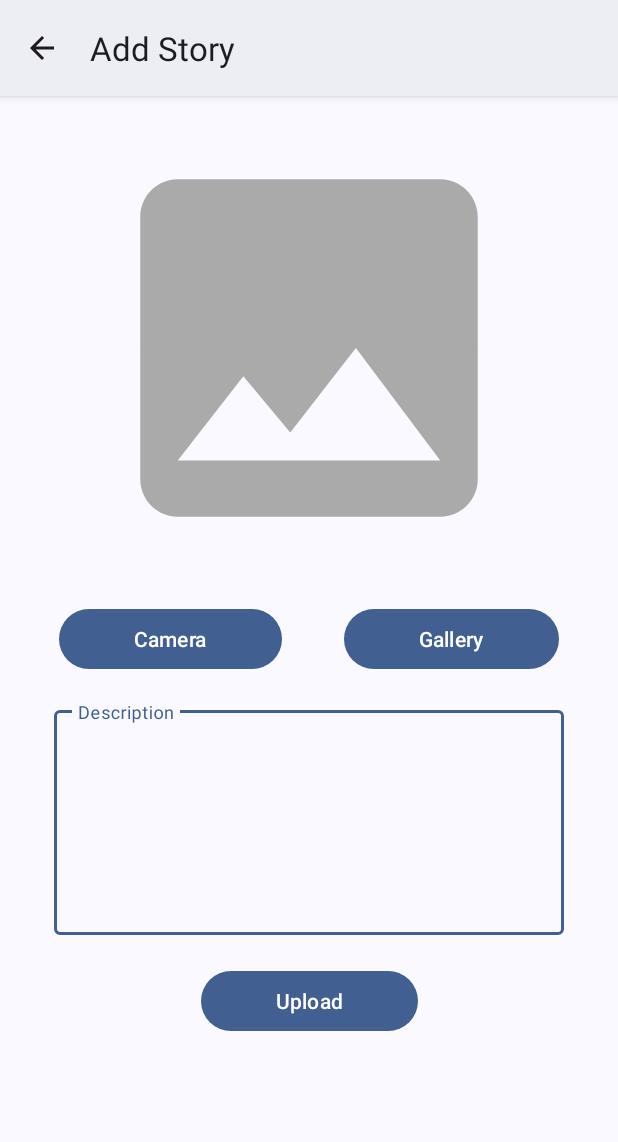
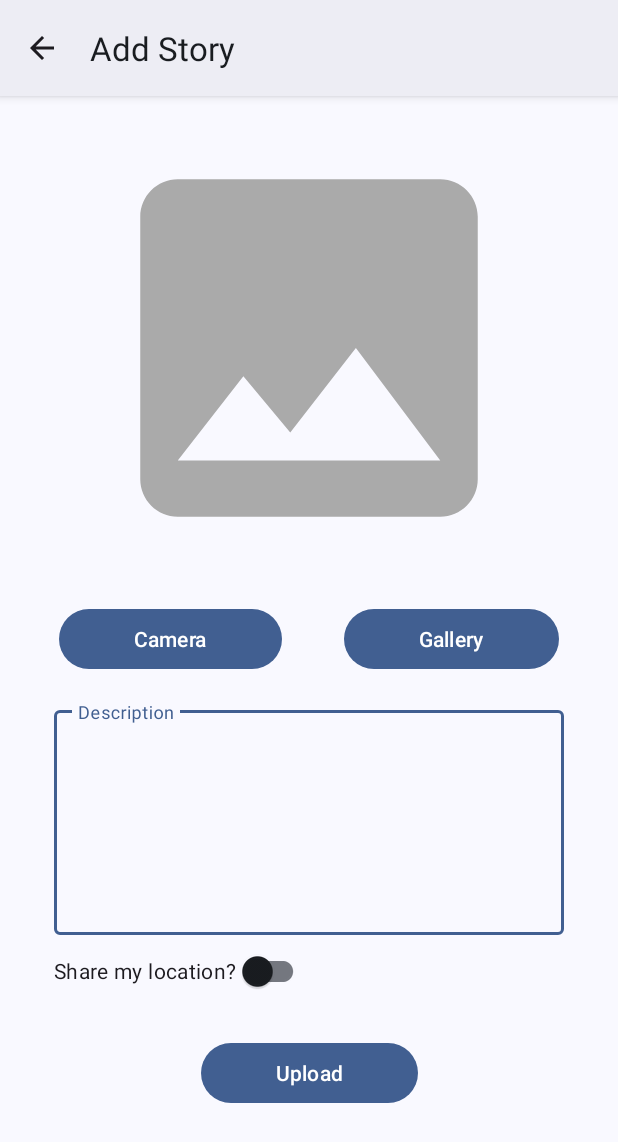
Before and after one commit to hara29/D-Journey, an Android app: the AddStoryActivity screen opened directly, with no data from a screen before it, on a phone screen of 412 x 824 dp. Shown: the top 1142 px of the screen. Run offline under Robolectric (Android 15) with nearby library versions, the phone set to English and light mode, and no system bars; our stand-ins replace paging; pictures from the network do not load.

Commit message:
Menambahkan upload story dengan location

```diff
--- a/app/build.gradle.kts
+++ b/app/build.gradle.kts
@@ -56,6 +56,7 @@ dependencies {
     implementation(libs.androidx.activity)
     implementation(libs.androidx.constraintlayout)
     implementation(libs.play.services.maps)
+    implementation(libs.play.services.location)
     testImplementation(libs.junit)
     androidTestImplementation(libs.androidx.junit)
     androidTestImplementation(libs.androidx.espresso.core)
--- a/app/src/main/java/com/dicoding/cindy/storyapp/data/remote/retrofit/ApiService.kt
+++ b/app/src/main/java/com/dicoding/cindy/storyapp/data/remote/retrofit/ApiService.kt
@@ -46,5 +46,8 @@ interface ApiService {
     suspend fun uploadStory(
         @Part file: MultipartBody.Part,
         @Part("description") description: RequestBody,
+        @Part("lat") lat: RequestBody? = null,
+        @Part("lon") lon: RequestBody? = null,
     ): AddNewStoryResponse
+
 }
--- a/app/src/main/java/com/dicoding/cindy/storyapp/view/main/addstory/AddStoryActivity.kt
+++ b/app/src/main/java/com/dicoding/cindy/storyapp/view/main/addstory/AddStoryActivity.kt
@@ -1,6 +1,8 @@
 package com.dicoding.cindy.storyapp.view.main.addstory
 
-import android.content.Intent
+import android.Manifest
+import android.content.pm.PackageManager
+import android.location.Location
 import android.net.Uri
 import android.os.Build
 import android.os.Bundle
@@ -12,6 +14,7 @@ import androidx.activity.result.PickVisualMediaRequest
 import androidx.activity.result.contract.ActivityResultContracts
 import androidx.activity.viewModels
 import androidx.appcompat.app.AppCompatActivity
+import androidx.core.content.ContextCompat
 import com.dicoding.cindy.storyapp.R
 import com.dicoding.cindy.storyapp.data.Result
 import com.dicoding.cindy.storyapp.databinding.ActivityAddStoryBinding
@@ -19,12 +22,16 @@ import com.dicoding.cindy.storyapp.getImageUri
 import com.dicoding.cindy.storyapp.reduceFileImage
 import com.dicoding.cindy.storyapp.uriToFile
 import com.dicoding.cindy.storyapp.view.ViewModelFactory
-import com.dicoding.cindy.storyapp.view.main.MainActivity
+import com.google.android.gms.location.FusedLocationProviderClient
+import com.google.android.gms.location.LocationServices
 
 
 class AddStoryActivity : AppCompatActivity() {
     private lateinit var binding: ActivityAddStoryBinding
-
+    private lateinit var fusedLocationClient: FusedLocationProviderClient
+    private var positionLat: String? = null
+    private var positionLon: String? = null
+    private lateinit var location: Location
     private var currentImageUri: Uri? = null
 
     private val viewModel by viewModels<AddStoryViewModel> {
@@ -40,9 +47,17 @@ class AddStoryActivity : AppCompatActivity() {
 
         setupView()
         getSession()
+        fusedLocationClient = LocationServices.getFusedLocationProviderClient(this)
+        getMyLocation()
 
         binding.galleryButton.setOnClickListener { startGallery() }
         binding.cameraButton.setOnClickListener { startCamera() }
+        binding.addLocation.setOnCheckedChangeListener { _, isChecked ->
+            if(isChecked){
+                positionLat = location.latitude.toString()
+                positionLon = location.longitude.toString()
+            }
+        }
 
     }
 
@@ -98,7 +113,7 @@ class AddStoryActivity : AppCompatActivity() {
             val imageFile = uriToFile(uri, this).reduceFileImage()
             Log.d("Image File", "showImage: ${imageFile.path}")
             val description = binding.edAddDescription.text.toString()
-            viewModel.postStory(token, imageFile, description).observe(this) { result ->
+            viewModel.postStory(token, imageFile, description, positionLat, positionLon).observe(this) { result ->
                 if (result != null) {
                     when (result) {
                         is Result.Loading -> {
@@ -108,9 +123,7 @@ class AddStoryActivity : AppCompatActivity() {
                         is Result.Success -> {
                             showToast(result.data.message)
                             showLoading(false)
-                            val intent = Intent(this, MainActivity::class.java)
-                            intent.flags = Intent.FLAG_ACTIVITY_CLEAR_TASK or Intent.FLAG_ACTIVITY_NEW_TASK
-                            startActivity(intent)
+                            finish()
                         }
 
                         is Result.Error -> {
@@ -122,6 +135,34 @@ class AddStoryActivity : AppCompatActivity() {
             }
         } ?: showToast(getString(R.string.empty_image_warning))
     }
+
+    private val requestPermissionLauncher =
+        registerForActivityResult(
+            ActivityResultContracts.RequestPermission()
+        ) { isGranted: Boolean ->
+            if (isGranted) {
+                getMyLocation()
+            }
+        }
+
+    private fun getMyLocation() {
+        if (ContextCompat.checkSelfPermission(
+                this,
+                Manifest.permission.ACCESS_FINE_LOCATION
+            ) == PackageManager.PERMISSION_GRANTED
+        ) {
+            fusedLocationClient.lastLocation.addOnSuccessListener { location: Location? ->
+                if (location != null) {
+                    this.location = location
+                } else {
+                    Toast.makeText(this,
+                        getString(R.string.toast_activate_location), Toast.LENGTH_LONG).show()
+                }
+            }
+        } else {
+            requestPermissionLauncher.launch(Manifest.permission.ACCESS_FINE_LOCATION)
+        }
+    }
     private fun showLoading(isLoading: Boolean) {
         binding.progressBar.visibility = if (isLoading) View.VISIBLE else View.GONE
     }
--- a/app/src/main/java/com/dicoding/cindy/storyapp/view/main/addstory/AddStoryViewModel.kt
+++ b/app/src/main/java/com/dicoding/cindy/storyapp/view/main/addstory/AddStoryViewModel.kt
@@ -13,7 +13,7 @@ class AddStoryViewModel(private val repository: StoryRepository) : ViewModel() {
     fun getSession(): LiveData<LoginResult> {
         return repository.getUser().asLiveData()
     }
-    fun postStory(token: String, file: File, description: String): LiveData<Result<AddNewStoryResponse>> {
-        return repository.uploadStory(token, file,description)
+    fun postStory(token: String, file: File, description: String, lat: String?, lon: String?): LiveData<Result<AddNewStoryResponse>> {
+        return repository.uploadStory(token, file, description, lat, lon)
     }
 }
--- a/app/src/main/res/layout/activity_add_story.xml
+++ b/app/src/main/res/layout/activity_add_story.xml
@@ -76,6 +76,15 @@
 
         </com.google.android.material.textfield.TextInputLayout>
 
+        <com.google.android.material.switchmaterial.SwitchMaterial
+            android:id="@+id/add_location"
+            android:layout_width="wrap_content"
+            android:layout_height="wrap_content"
+            android:checked="false"
+            android:text="@string/share_my_location"
+            app:layout_constraintStart_toStartOf="@+id/layout_input_message"
+            app:layout_constraintTop_toBottomOf="@+id/layout_input_message" />
+
         <Button
             android:id="@+id/button_add"
             android:layout_width="wrap_content"
@@ -85,7 +94,7 @@
             android:text="@string/upload"
             app:layout_constraintEnd_toEndOf="parent"
             app:layout_constraintStart_toStartOf="parent"
-            app:layout_constraintTop_toBottomOf="@+id/layout_input_message" />
+            app:layout_constraintTop_toBottomOf="@+id/add_location" />
 
         <ProgressBar
             android:id="@+id/progressBar"
--- a/app/src/main/res/values/strings.xml
+++ b/app/src/main/res/values/strings.xml
@@ -39,4 +39,6 @@
     <string name="hybrid_type">Hybrid</string>
     <string name="retry">Retry</string>
     <string name="error">Error</string>
+    <string name="share_my_location">Share my location?</string>
+    <string name="toast_activate_location">Please activate location services</string>
 </resources>
--- a/gradle/libs.versions.toml
+++ b/gradle/libs.versions.toml
@@ -27,6 +27,7 @@ coreTesting = "2.2.0"
 kotlinxCoroutinesTest = "1.7.3"
 mockitoCore = "5.3.1"
 mockitoInline = "4.4.0"
+playServicesLocation = "21.3.0"
 
 [libraries]
 androidx-activity-ktx = { module = "androidx.activity:activity-ktx", version.ref = "activityKtx" }
@@ -56,6 +57,7 @@ androidx-core-testing = { module = "androidx.arch.core:core-testing", version.re
 kotlinx-coroutines-test = { module = "org.jetbrains.kotlinx:kotlinx-coroutines-test", version.ref = "kotlinxCoroutinesTest" }
 mockito-inline = { module = "org.mockito:mockito-inline", version.ref = "mockitoInline" }
 mockito-core = { module = "org.mockito:mockito-core", version.ref = "mockitoCore" }
+play-services-location = { group = "com.google.android.gms", name = "play-services-location", version.ref = "playServicesLocation" }
 
 [plugins]
 androidApplication = { id = "com.android.application", version.ref = "agp" }
```
Also changed, not shown: app/src/main/java/com/dicoding/cindy/storyapp/data/StoryRepository.kt (+6 -3 lines), 1 other file.
